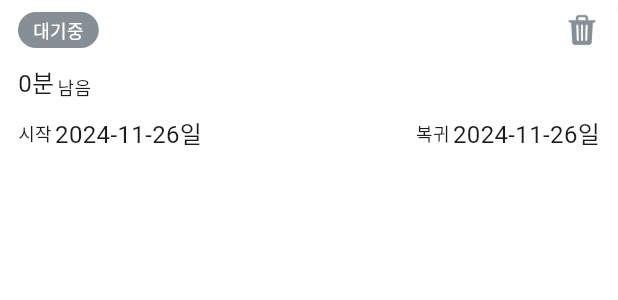
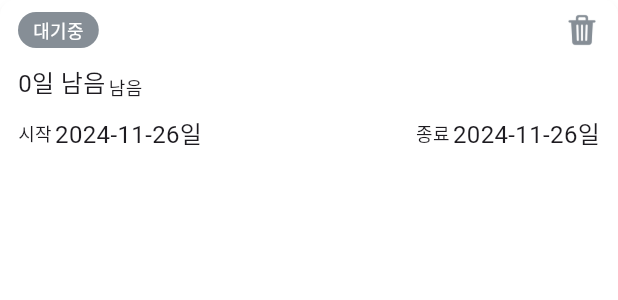
Before and after one commit to team-balt/easier-dodam, a Flutter app: the NightStudyItem widget shown alone on an empty page, opened directly with empty values, on a phone screen of 412 x 824 dp. Shown: the top 300 px of the screen. Run offline on Flutter 3.47's test engine with Material 3 defaults, Android fonts, the phone set to English and light mode, and no system bars; our stand-ins replace floor, flutter_secure_storage, flutter_svg, sqflite; missing offline and left inert: flutter_config; accounts and stored records are empty; generated files the repository leaves out were written again; Roboto replaces fonts that are missing (Pretendard).

Commit message:
chore: 심야자습 확인시 정확하지 않은 시간

```diff
--- a/lib/feature/night_study/item/night_study_item.dart
+++ b/lib/feature/night_study/item/night_study_item.dart
@@ -41,8 +41,7 @@ extension PlaceTypeExtension on PlaceType {
   @override
   Widget build(BuildContext context) {
 
-    final hour = dateDifferenceInDays(DateTime.now(), endAt) ~/ 60;
-    final minute = dateDifferenceInDays(DateTime.now(), endAt) % 60;
+    final day = dateDifferenceInDays(DateTime.now(), endAt);
 
     return Container(
       decoration: BoxDecoration(
@@ -117,7 +116,7 @@ extension PlaceTypeExtension on PlaceType {
               crossAxisAlignment: CrossAxisAlignment.end,
               children: [
                 Text(
-                  hour > 0 ? "$hour시간" : "$minute분",
+                  "$day일 남음",
                   style: EasierDodamStyles.label2,
                 ),
                 SizedBox(
@@ -160,7 +159,7 @@ extension PlaceTypeExtension on PlaceType {
                   crossAxisAlignment: CrossAxisAlignment.center,
                   children: [
                     Text(
-                      "복귀",
+                      "종료",
                       style: EasierDodamStyles.label2.copyWith(
                         fontSize: 12.0,
                       ),
```
